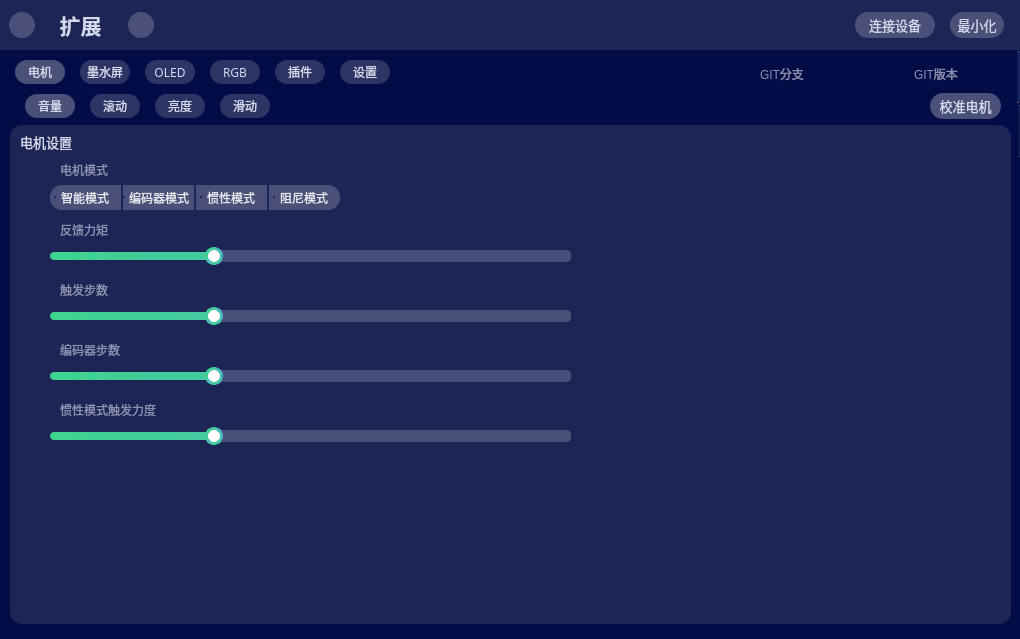
This is ui/mainwindow.ui in Huiyicc/hw75-tools as Qt 5 draws it before an edit. The edited form follows.
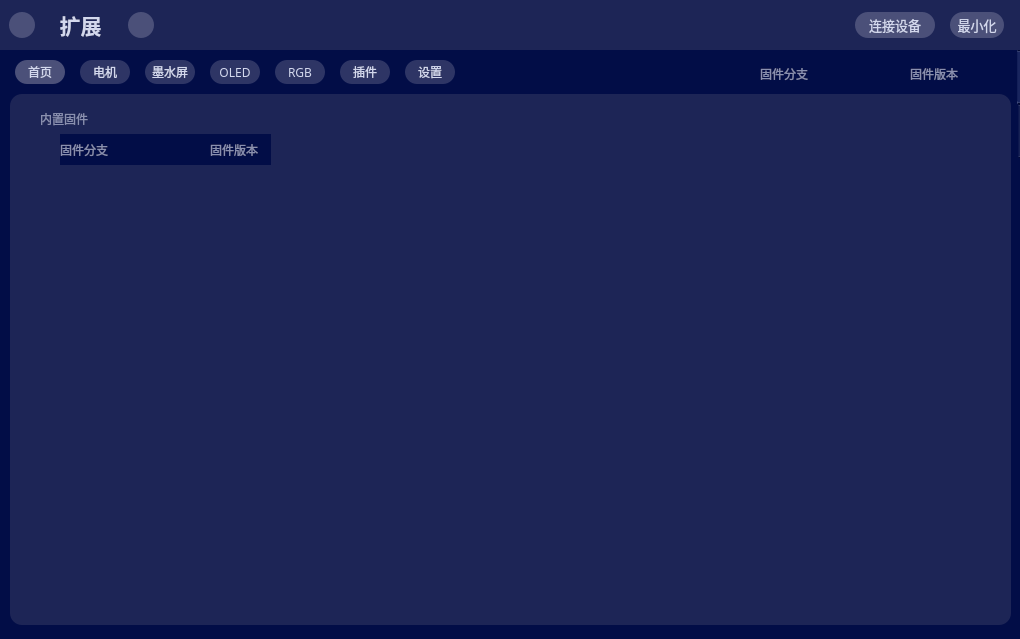
This is the edited form. Icons and pictures are not drawn.

Commit message: upd: - 预更新自动获取扩展固件更新 - 增加将图像取模为二进制编码的小工具

```diff
--- a/ui/mainwindow.ui
+++ b/ui/mainwindow.ui
@@ -318,6 +318,158 @@
       <property name="currentIndex">
        <number>0</number>
       </property>
+      <widget class="QWidget" name="ctrl_tab_home">
+       <attribute name="title">
+        <string>首页</string>
+       </attribute>
+       <widget class="QGroupBox" name="groupBox_12">
+        <property name="geometry">
+         <rect>
+          <x>10</x>
+          <y>10</y>
+          <width>1001</width>
+          <height>531</height>
+         </rect>
+        </property>
+        <property name="font">
+         <font>
+          <family>黑体</family>
+          <pointsize>10</pointsize>
+          <bold>false</bold>
+         </font>
+        </property>
+        <property name="styleSheet">
+         <string notr="true">QGroupBox {
+    border: none; /* 移除边框 */
+	background:rgb(29, 37, 86);
+	color: rgb(211, 216, 237);
+	border-radius: 12px;
+
+}
+QGroupBox::title {
+	margin-top: 8px;
+	margin-left: 8px;
+}</string>
+        </property>
+        <property name="title">
+         <string/>
+        </property>
+        <widget class="QGroupBox" name="ctrl_setting_sleep_time_groupBox_2">
+         <property name="geometry">
+          <rect>
+           <x>10</x>
+           <y>10</y>
+           <width>261</width>
+           <height>81</height>
+          </rect>
+         </property>
+         <property name="styleSheet">
+          <string notr="true">QGroupBox {
+    border: none; /* 移除边框 */
+	color:rgb(138, 144, 176);
+}
+QGroupBox::title {
+	margin-top: 8px;
+	margin-left: 18px;
+}</string>
+         </property>
+         <property name="title">
+          <string>内置固件</string>
+         </property>
+         <widget class="QLabel" name="ctrl_knob_label_feedback_3">
+          <property name="geometry">
+           <rect>
+            <x>532</x>
+            <y>26</y>
+            <width>31</width>
+            <height>31</height>
+           </rect>
+          </property>
+          <property name="font">
+           <font>
+            <family>黑体</family>
+            <pointsize>10</pointsize>
+           </font>
+          </property>
+          <property name="styleSheet">
+           <string notr="true">background:rgb(29, 37, 86);
+color:rgb(138, 144, 176);</string>
+          </property>
+          <property name="text">
+           <string/>
+          </property>
+          <property name="alignment">
+           <set>Qt::AlignCenter</set>
+          </property>
+         </widget>
+         <widget class="QWidget" name="horizontalLayoutWidget_2">
+          <property name="geometry">
+           <rect>
+            <x>40</x>
+            <y>30</y>
+            <width>211</width>
+            <height>31</height>
+           </rect>
+          </property>
+          <layout class="QHBoxLayout" name="horizontalLayout_2">
+           <item>
+            <widget class="QLabel" name="label_7">
+             <property name="styleSheet">
+              <string notr="true">color:rgb(138, 144, 176);</string>
+             </property>
+             <property name="text">
+              <string>固件分支</string>
+             </property>
+            </widget>
+           </item>
+           <item>
+            <widget class="QLabel" name="ctrl_version_have_label_branch">
+             <property name="styleSheet">
+              <string notr="true">color:rgb(138, 144, 176);</string>
+             </property>
+             <property name="text">
+              <string/>
+             </property>
+            </widget>
+           </item>
+           <item>
+            <spacer name="horizontalSpacer_2">
+             <property name="orientation">
+              <enum>Qt::Horizontal</enum>
+             </property>
+             <property name="sizeHint" stdset="0">
+              <size>
+               <width>40</width>
+               <height>20</height>
+              </size>
+             </property>
+            </spacer>
+           </item>
+           <item>
+            <widget class="QLabel" name="label_9">
+             <property name="styleSheet">
+              <string notr="true">color:rgb(138, 144, 176);</string>
+             </property>
+             <property name="text">
+              <string>固件版本</string>
+             </property>
+            </widget>
+           </item>
+           <item>
+            <widget class="QLabel" name="ctrl_version_have_label_hash">
+             <property name="styleSheet">
+              <string notr="true">color:rgb(138, 144, 176);</string>
+             </property>
+             <property name="text">
+              <string/>
+             </property>
+            </widget>
+           </item>
+          </layout>
+         </widget>
+        </widget>
+       </widget>
+      </widget>
       <widget class="QWidget" name="ctrl_tab_knob">
        <attribute name="title">
         <string>电机</string>
@@ -2146,7 +2298,7 @@
            <string notr="true">color:rgb(138, 144, 176);</string>
           </property>
           <property name="text">
-           <string>GIT分支</string>
+           <string>固件分支</string>
           </property>
          </widget>
         </item>
@@ -2179,7 +2331,7 @@
            <string notr="true">color:rgb(138, 144, 176);</string>
           </property>
           <property name="text">
-           <string>GIT版本</string>
+           <string>固件版本</string>
           </property>
          </widget>
         </item>
```
The commit also changes 8 other files.
